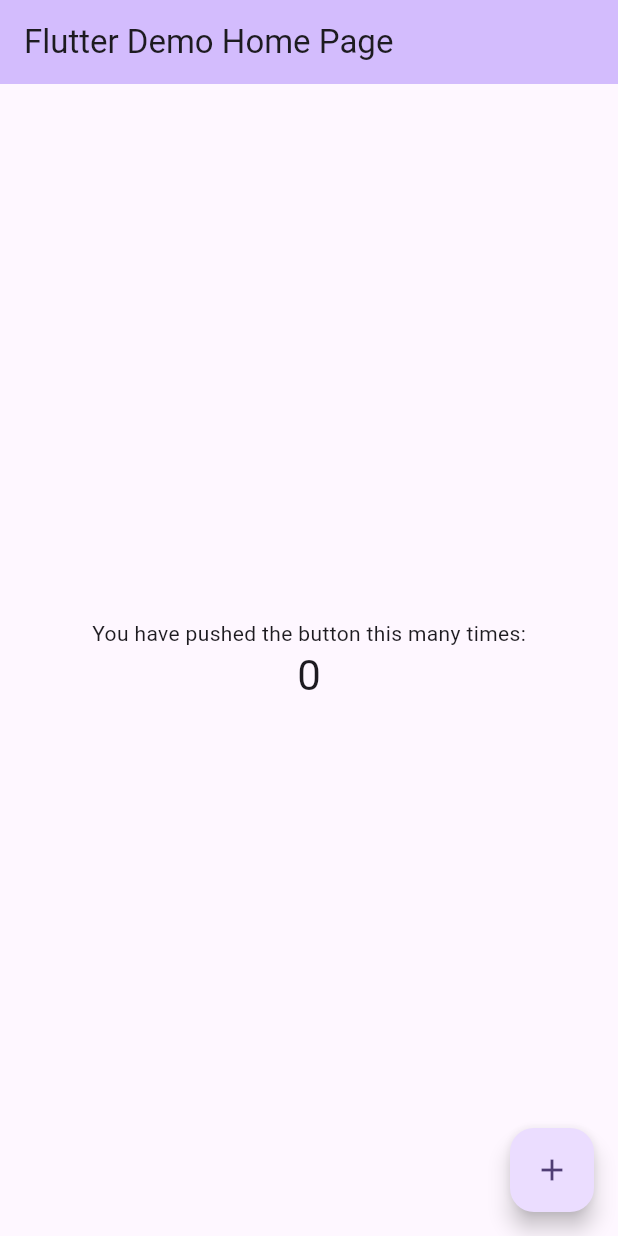
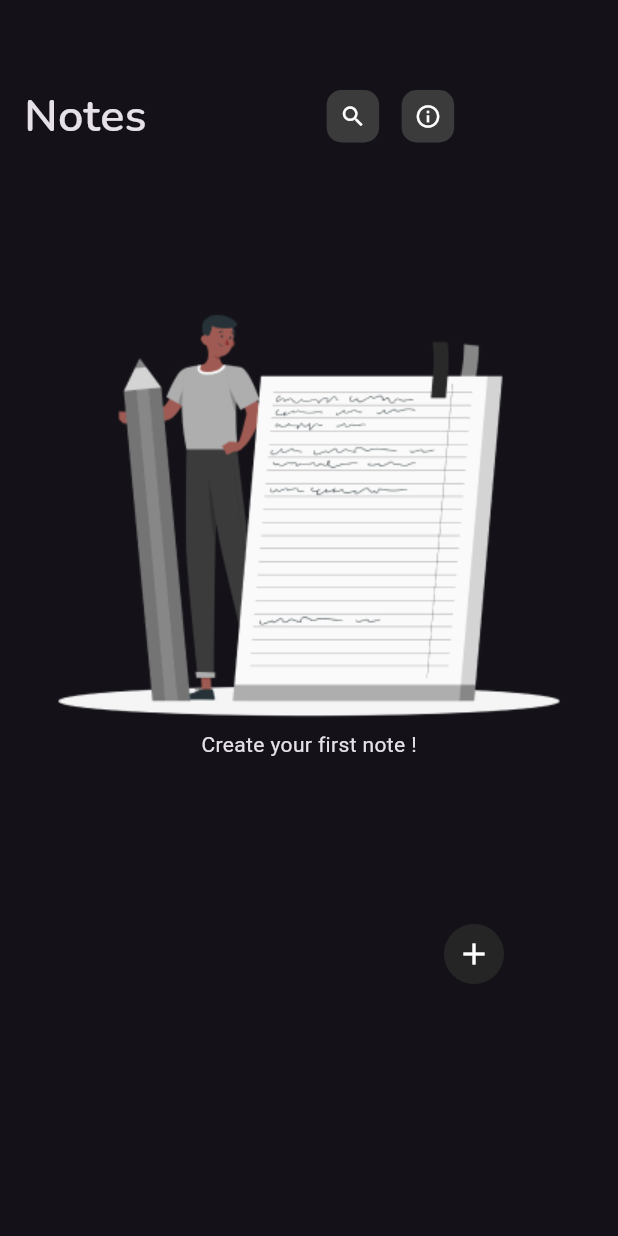
Before and after one commit to MohamedRabeaaa/Notes-App, a Flutter app: the screen it shows after launch, on a phone screen of 412 x 824 dp. Run offline on Flutter 3.47's test engine with Material 3 defaults, Android fonts, the phone set to English and light mode, and no system bars; Roboto replaces fonts that are missing (assets/fonts/Nunito-Light.ttf).

Commit message:
create home empty view

```diff
--- /dev/null
+++ b/lib/constants/constants.dart
@@ -0,0 +1,12 @@
+import 'package:flutter/material.dart';
+
+Icon searchIcon = Icon(
+  Icons.search,
+  size: 18,
+  color: Colors.white,
+);
+Icon infoIchIcon = Icon(
+  Icons.info_outline,
+  size: 18,
+  color: Colors.white,
+);
--- a/lib/main.dart
+++ b/lib/main.dart
@@ -1,125 +1,23 @@
-import 'package:flutter/material.dart';
+import "package:flutter/material.dart";
+
+import "views/notes_view.dart";
 
 void main() {
-  runApp(const MyApp());
+  runApp(NoteApp());
 }
 
-class MyApp extends StatelessWidget {
-  const MyApp({super.key});
+class NoteApp extends StatelessWidget {
+  const NoteApp({super.key});
 
-  // This widget is the root of your application.
   @override
   Widget build(BuildContext context) {
     return MaterialApp(
-      title: 'Flutter Demo',
+      debugShowCheckedModeBanner: false,
       theme: ThemeData(
-        // This is the theme of your application.
-        //
-        // TRY THIS: Try running your application with "flutter run". You'll see
-        // the application has a purple toolbar. Then, without quitting the app,
-        // try changing the seedColor in the colorScheme below to Colors.green
-        // and then invoke "hot reload" (save your changes or press the "hot
-        // reload" button in a Flutter-supported IDE, or press "r" if you used
-        // the command line to start the app).
-        //
-        // Notice that the counter didn't reset back to zero; the application
-        // state is not lost during the reload. To reset the state, use hot
-        // restart instead.
-        //
-        // This works for code too, not just values: Most code changes can be
-        // tested with just a hot reload.
-        colorScheme: ColorScheme.fromSeed(seedColor: Colors.deepPurple),
-        useMaterial3: true,
+        brightness: Brightness.dark,
+        fontFamily: 'Nunito',
       ),
-      home: const MyHomePage(title: 'Flutter Demo Home Page'),
+      home: const NotesView(),
     );
   }
 }
-
-class MyHomePage extends StatefulWidget {
-  const MyHomePage({super.key, required this.title});
-
-  // This widget is the home page of your application. It is stateful, meaning
-  // that it has a State object (defined below) that contains fields that affect
-  // how it looks.
-
-  // This class is the configuration for the state. It holds the values (in this
-  // case the title) provided by the parent (in this case the App widget) and
-  // used by the build method of the State. Fields in a Widget subclass are
-  // always marked "final".
-
-  final String title;
-
-  @override
-  State<MyHomePage> createState() => _MyHomePageState();
-}
-
-class _MyHomePageState extends State<MyHomePage> {
-  int _counter = 0;
-
-  void _incrementCounter() {
-    setState(() {
-      // This call to setState tells the Flutter framework that something has
-      // changed in this State, which causes it to rerun the build method below
-      // so that the display can reflect the updated values. If we changed
-      // _counter without calling setState(), then the build method would not be
-      // called again, and so nothing would appear to happen.
-      _counter++;
-    });
-  }
-
-  @override
-  Widget build(BuildContext context) {
-    // This method is rerun every time setState is called, for instance as done
-    // by the _incrementCounter method above.
-    //
-    // The Flutter framework has been optimized to make rerunning build methods
-    // fast, so that you can just rebuild anything that needs updating rather
-    // than having to individually change instances of widgets.
-    return Scaffold(
-      appBar: AppBar(
-        // TRY THIS: Try changing the color here to a specific color (to
-        // Colors.amber, perhaps?) and trigger a hot reload to see the AppBar
-        // change color while the other colors stay the same.
-        backgroundColor: Theme.of(context).colorScheme.inversePrimary,
-        // Here we take the value from the MyHomePage object that was created by
-        // the App.build method, and use it to set our appbar title.
-        title: Text(widget.title),
-      ),
-      body: Center(
-        // Center is a layout widget. It takes a single child and positions it
-        // in the middle of the parent.
-        child: Column(
-          // Column is also a layout widget. It takes a list of children and
-          // arranges them vertically. By default, it sizes itself to fit its
-          // children horizontally, and tries to be as tall as its parent.
-          //
-          // Column has various properties to control how it sizes itself and
-          // how it positions its children. Here we use mainAxisAlignment to
-          // center the children vertically; the main axis here is the vertical
-          // axis because Columns are vertical (the cross axis would be
-          // horizontal).
-          //
-          // TRY THIS: Invoke "debug painting" (choose the "Toggle Debug Paint"
-          // action in the IDE, or press "p" in the console), to see the
-          // wireframe for each widget.
-          mainAxisAlignment: MainAxisAlignment.center,
-          children: <Widget>[
-            const Text(
-              'You have pushed the button this many times:',
-            ),
-            Text(
-              '$_counter',
-              style: Theme.of(context).textTheme.headlineMedium,
-            ),
-          ],
-        ),
-      ),
-      floatingActionButton: FloatingActionButton(
-        onPressed: _incrementCounter,
-        tooltip: 'Increment',
-        child: const Icon(Icons.add),
-      ), // This trailing comma makes auto-formatting nicer for build methods.
-    );
-  }
-}
--- /dev/null
+++ b/lib/views/notes_view.dart
@@ -0,0 +1,14 @@
+import 'package:flutter/material.dart';
+
+import '../widgets/notes_view_body.dart';
+
+class NotesView extends StatelessWidget {
+  const NotesView({super.key});
+
+  @override
+  Widget build(BuildContext context) {
+    return const Scaffold(
+      body: NotesViewBody(),
+    );
+  }
+}
--- /dev/null
+++ b/lib/widgets/appbar_notes_view.dart
@@ -0,0 +1,32 @@
+import 'package:flutter/material.dart';
+import 'package:flutter/widgets.dart';
+
+import '../constants/constants.dart';
+import 'custom_appbar_icon.dart';
+
+class AppbarNotesView extends StatelessWidget {
+  const AppbarNotesView({super.key});
+
+  @override
+  Widget build(BuildContext context) {
+    return Row(
+      children: [
+        const Text(
+          'Notes',
+          style: TextStyle(
+            fontSize: 30,
+            fontWeight: FontWeight.w700,
+          ),
+        ),
+        const SizedBox(
+          width: 120,
+        ),
+        CustomAppbarIcon(icon: searchIcon),
+        const SizedBox(
+          width: 15,
+        ),
+        CustomAppbarIcon(icon: infoIchIcon),
+      ],
+    );
+  }
+}
--- /dev/null
+++ b/lib/widgets/custom_appbar_icon.dart
@@ -0,0 +1,27 @@
+import 'package:flutter/material.dart';
+
+class CustomAppbarIcon extends StatelessWidget {
+  final Icon icon;
+  const CustomAppbarIcon({
+    super.key,
+    required this.icon,
+  });
+
+  @override
+  Widget build(BuildContext context) {
+    return Container(
+      width: 35,
+      height: 35,
+      decoration: BoxDecoration(
+        borderRadius: BorderRadius.circular(10),
+        color: const Color(0xff3B3B3B),
+      ),
+      child: Center(
+        child: IconButton(
+          onPressed: () {},
+          icon: icon,
+        ),
+      ),
+    );
+  }
+}
--- /dev/null
+++ b/lib/widgets/custom_floating_button.dart
@@ -0,0 +1,30 @@
+import 'package:flutter/material.dart';
+
+class CustomFloatingButton extends StatelessWidget {
+  const CustomFloatingButton({super.key});
+
+  @override
+  Widget build(BuildContext context) {
+    return Padding(
+      padding: const EdgeInsets.only(top: 110, left: 220),
+      child: Container(
+        width: 40,
+        height: 40,
+        decoration: BoxDecoration(
+          color: const Color(0xff252525),
+          borderRadius: BorderRadius.circular(50),
+        ),
+        child: Center(
+          child: IconButton(
+            onPressed: () {},
+            icon: Icon(
+              Icons.add,
+              color: Colors.white,
+            ),
+            // iconSize: 35, // Adjust the icon size as needed
+          ),
+        ),
+      ),
+    );
+  }
+}
--- /dev/null
+++ b/lib/widgets/custom_info_icon.dart
@@ -0,0 +1,10 @@
+import 'package:flutter/material.dart';
+
+class CustomInfoIcon extends StatelessWidget {
+  const CustomInfoIcon({super.key});
+
+  @override
+  Widget build(BuildContext context) {
+    return const Placeholder();
+  }
+}
--- /dev/null
+++ b/lib/widgets/notes_view_body.dart
@@ -0,0 +1,34 @@
+import 'package:flutter/material.dart';
+import 'package:notes_app/widgets/custom_floating_button.dart';
+
+import 'appbar_notes_view.dart';
+
+class NotesViewBody extends StatelessWidget {
+  const NotesViewBody({super.key});
+
+  @override
+  Widget build(BuildContext context) {
+    return Padding(
+      padding: const EdgeInsets.all(16.0),
+      child: Column(
+        children: [
+          const SizedBox(
+            height: 40,
+          ),
+          const AppbarNotesView(),
+          const SizedBox(
+            height: 100,
+          ),
+          Image.asset('assets/images/search.png'),
+          const Text(
+            'Create your first note !',
+            style: TextStyle(
+              fontFamily: 'assets/fonts/Nunito-Light.ttf',
+            ),
+          ),
+          const CustomFloatingButton(),
+        ],
+      ),
+    );
+  }
+}
```
Also changed, not shown: pubspec.yaml (+10 -8 lines), assets/fonts/Nunito-Light.ttf (added), assets/fonts/Nunito-Regular.ttf (added), assets/fonts/Nunito-SemiBold.ttf (added), assets/images/search.png (added).
